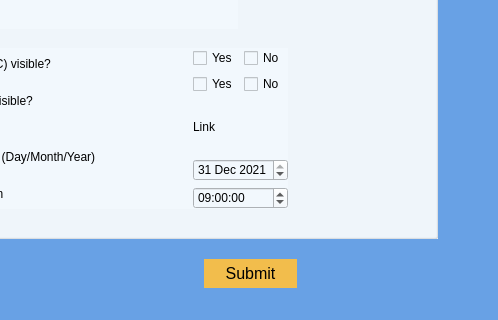
Qt form userreportratresult.ui (Darijan444/COV-19-Desktop_App) before a commit; both pictures show x 333 to 831 and y 462 to 782 of the 831 by 782 pixel window.
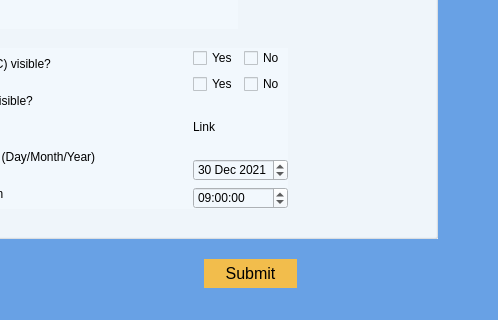
The same form after that commit.

Commit message: changed the color in admin part

```diff
--- a/userreportratresult.ui
+++ b/userreportratresult.ui
@@ -366,14 +366,17 @@
        </item>
        <item>
         <widget class="QDateEdit" name="dateEdit">
+         <property name="styleSheet">
+          <string notr="true">background-color: rgb(242, 248, 253)</string>
+         </property>
          <property name="dateTime">
           <datetime>
-           <hour>9</hour>
+           <hour>20</hour>
            <minute>0</minute>
            <second>0</second>
            <year>2021</year>
            <month>12</month>
-           <day>31</day>
+           <day>30</day>
           </datetime>
          </property>
         </widget>
```
Left out of the diff: 50 changed lines with no effect on the pictures. The commit also changes 14 other files.
